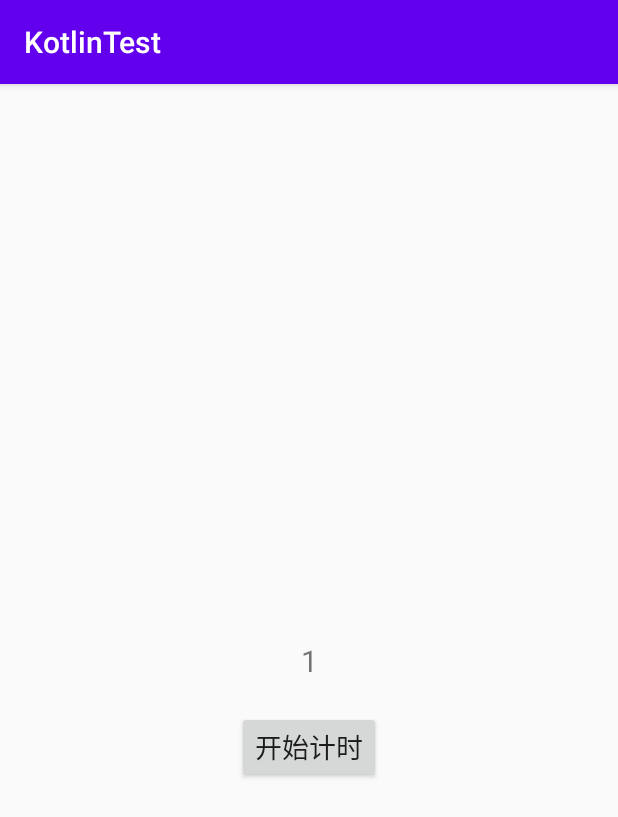
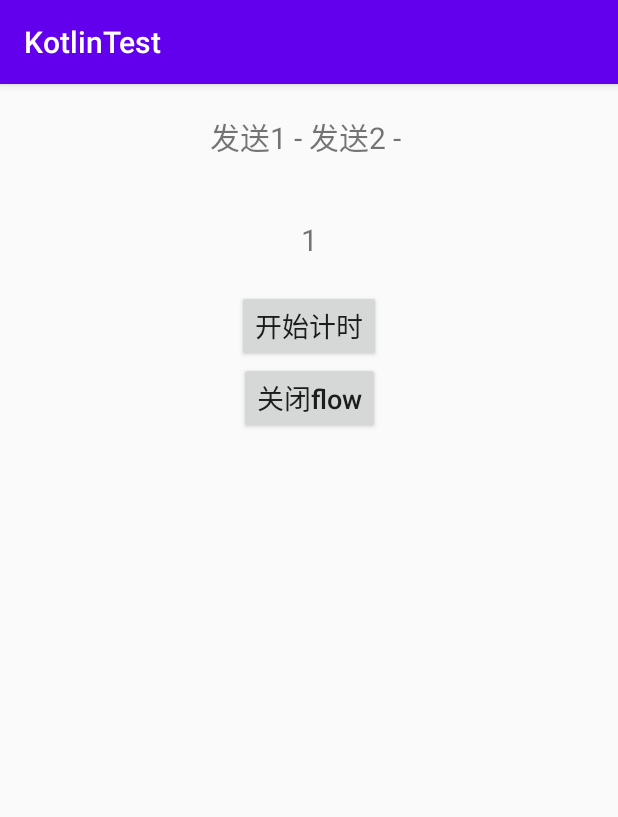
Before and after one commit to zhp475433752/KotlinTest, an Android app: the FlowTestActivity screen opened directly, with no data from a screen before it, after a tap on "开始计时", on a phone screen of 412 x 824 dp. Shown: the top 817 px of the screen. Run offline under Robolectric (Android 15) with nearby library versions, the phone set to English and light mode, and no system bars; libraries missing offline, so code that uses them is left out: com.alibaba.fastjson.

```diff
--- a/app/src/main/AndroidManifest.xml
+++ b/app/src/main/AndroidManifest.xml
@@ -52,6 +52,9 @@
         android:supportsRtl="true"
         android:theme="@style/AppTheme"
         android:usesCleartextTraffic="true">
+        <activity
+            android:name=".func.FuncActivity"
+            android:exported="false" />
         <activity
             android:name=".paging3.ui.Paging3Activity"
             android:exported="false" />
--- a/app/src/main/java/com/zwwl/kotlintest/MainActivity.kt
+++ b/app/src/main/java/com/zwwl/kotlintest/MainActivity.kt
@@ -13,6 +13,7 @@ import com.alibaba.fastjson.JSON
 import com.zwwl.kotlintest.adaptation.AdaptationActivity
 import com.zwwl.kotlintest.anim.MainAnimActivity
 import com.zwwl.kotlintest.flow.FlowTestActivity
+import com.zwwl.kotlintest.func.FuncActivity
 import com.zwwl.kotlintest.json.TestBean
 import com.zwwl.kotlintest.list.ListActivity
 import com.zwwl.kotlintest.media.camera.CameraActivity
@@ -101,6 +102,7 @@ class MainActivity : AppCompatActivity() {
         button10.setOnClickListener { startActivity(Intent(this, AdaptationActivity::class.java)) }
         button11.setOnClickListener { startActivity(Intent(this, FlowTestActivity::class.java)) }
         button12.setOnClickListener { startActivity(Intent(this, Paging3Activity::class.java)) }
+        button13.setOnClickListener { startActivity(Intent(this, FuncActivity::class.java)) }
 
         threadTest()
     }
--- a/app/src/main/java/com/zwwl/kotlintest/flow/FlowTestActivity.kt
+++ b/app/src/main/java/com/zwwl/kotlintest/flow/FlowTestActivity.kt
@@ -6,19 +6,31 @@ import androidx.activity.viewModels
 import androidx.lifecycle.lifecycleScope
 import com.zwwl.kotlintest.R
 import kotlinx.android.synthetic.main.activity_flow_test.*
+import kotlinx.coroutines.Job
 import kotlinx.coroutines.delay
+import kotlinx.coroutines.flow.cancellable
 import kotlinx.coroutines.flow.collect
 import kotlinx.coroutines.flow.collectLatest
+import kotlinx.coroutines.flow.flow
 import kotlinx.coroutines.launch
 
 class FlowTestActivity : AppCompatActivity() {
     private val viewModel by viewModels<FlowViewModel>()
+    private var job: Job ? = null
 
     override fun onCreate(savedInstanceState: Bundle?) {
         super.onCreate(savedInstanceState)
         setContentView(R.layout.activity_flow_test)
+
+        // 关闭协程
+        flow_btn_close.setOnClickListener {
+            job?.cancel()
+            flow_text.text = "倒计时协程被取消"
+        }
+
+        // 开始协程
         flow_btn.setOnClickListener {
-            lifecycleScope.launch {
+            job = lifecycleScope.launch {
                 // collectLatest函数只接收处理最新的数据。
                 // 如果有新数据到来了而前一个数据还没有处理完，则会将前一个数据剩余的处理逻辑全部取消。
                 viewModel.timeFlow.collectLatest(){
@@ -26,6 +38,33 @@ class FlowTestActivity : AppCompatActivity() {
                     delay(3000)
                 }
             }
+
+
+            // flow 顺序发送多个值
+            lifecycleScope.launch {
+                // 挂起运算符 collect 会阻塞后面的代码，直到 flow 执行结束
+                // 每次调用 collect 时，flow lambda 都会从头开始执行。
+                makeFlow().collect { value ->
+                    // 顺序接收到 flow 发送的多个值
+                    println("got $value")
+                    flow_receive.text = flow_receive.text.toString().plus(value)
+                }
+                println("flow is completed")
+
+            }
         }
     }
+
+    private fun makeFlow() = flow {
+        println("sending first value")
+        emit("发送1 - ")
+        delay(1000)
+        println("first value collected, sending another value")
+        emit("发送2 - ")
+        delay(1000)
+        println("second value collected, sending a third value")
+        emit("发送3 - ")
+        delay(1000)
+        println("done")
+    }
 }
--- a/app/src/main/res/layout/activity_flow_test.xml
+++ b/app/src/main/res/layout/activity_flow_test.xml
@@ -7,25 +7,49 @@
     tools:context=".flow.FlowTestActivity">
 
     <TextView
+        android:id="@+id/flow_receive"
+        app:layout_constraintRight_toRightOf="parent"
+        app:layout_constraintLeft_toLeftOf="parent"
+        app:layout_constraintTop_toTopOf="parent"
+        android:padding="20dp"
+        android:text=""
+        android:textSize="20sp"
+        android:layout_width="wrap_content"
+        android:layout_height="wrap_content" />
+
+    <TextView
         android:id="@+id/flow_text"
         app:layout_constraintRight_toRightOf="parent"
         app:layout_constraintLeft_toLeftOf="parent"
-        app:layout_constraintTop_toTopOf="parent"
-        app:layout_constraintBottom_toBottomOf="parent"
+        app:layout_constraintTop_toBottomOf="@id/flow_receive"
         android:padding="20dp"
         android:text="0"
         android:textSize="20sp"
         android:layout_width="wrap_content"
         android:layout_height="wrap_content" />
 
+
+
     <Button
         android:id="@+id/flow_btn"
         android:text="开始计时"
         android:textSize="18sp"
+        android:textAllCaps="false"
         app:layout_constraintLeft_toLeftOf="parent"
         app:layout_constraintRight_toRightOf="parent"
         app:layout_constraintTop_toBottomOf="@id/flow_text"
         android:layout_width="wrap_content"
         android:layout_height="wrap_content" />
 
+    <Button
+        android:id="@+id/flow_btn_close"
+        android:text="关闭flow"
+        android:textSize="18sp"
+        android:textAllCaps="false"
+        app:layout_constraintLeft_toLeftOf="parent"
+        app:layout_constraintRight_toRightOf="parent"
+        app:layout_constraintTop_toBottomOf="@id/flow_btn"
+        android:layout_width="wrap_content"
+        android:layout_height="wrap_content" />
+
 </androidx.constraintlayout.widget.ConstraintLayout>
--- a/app/src/main/res/layout/activity_main.xml
+++ b/app/src/main/res/layout/activity_main.xml
@@ -90,6 +90,12 @@
             android:text="paging3"
             android:layout_width="match_parent"
             android:layout_height="wrap_content" />
+        <Button
+            android:id="@+id/button13"
+            android:textAllCaps="false"
+            android:text="高阶函数"
+            android:layout_width="match_parent"
+            android:layout_height="wrap_content" />
 
     </LinearLayout>
 
```
Also changed, not shown: app/src/main/java/com/zwwl/kotlintest/func/FuncActivity.kt (added, +60 -0 lines), app/src/main/java/com/zwwl/kotlintest/func/MyFunction.kt (added, +84 -0 lines), app/src/main/java/com/zwwl/kotlintest/func/User.kt (added, +12 -0 lines), app/src/main/res/layout/activity_func.xml (added, +18 -0 lines).
